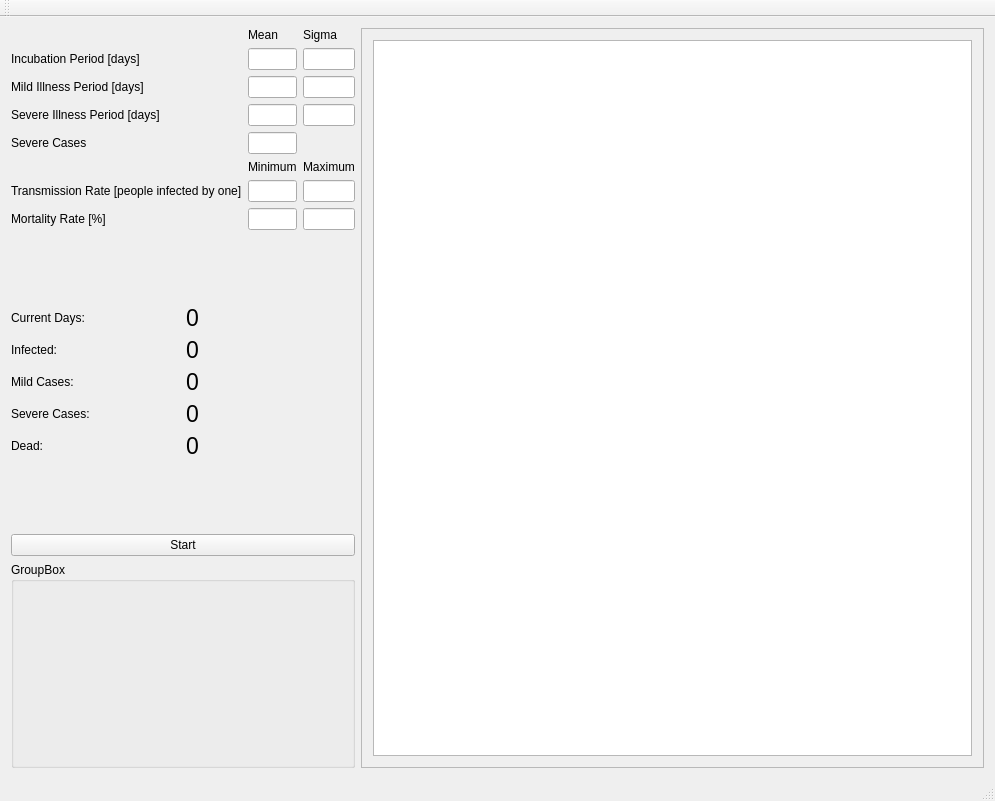
The window that mainwindow.ui (Rufledore/Game_Of_Life) describes before a commit, drawn with Qt 5.
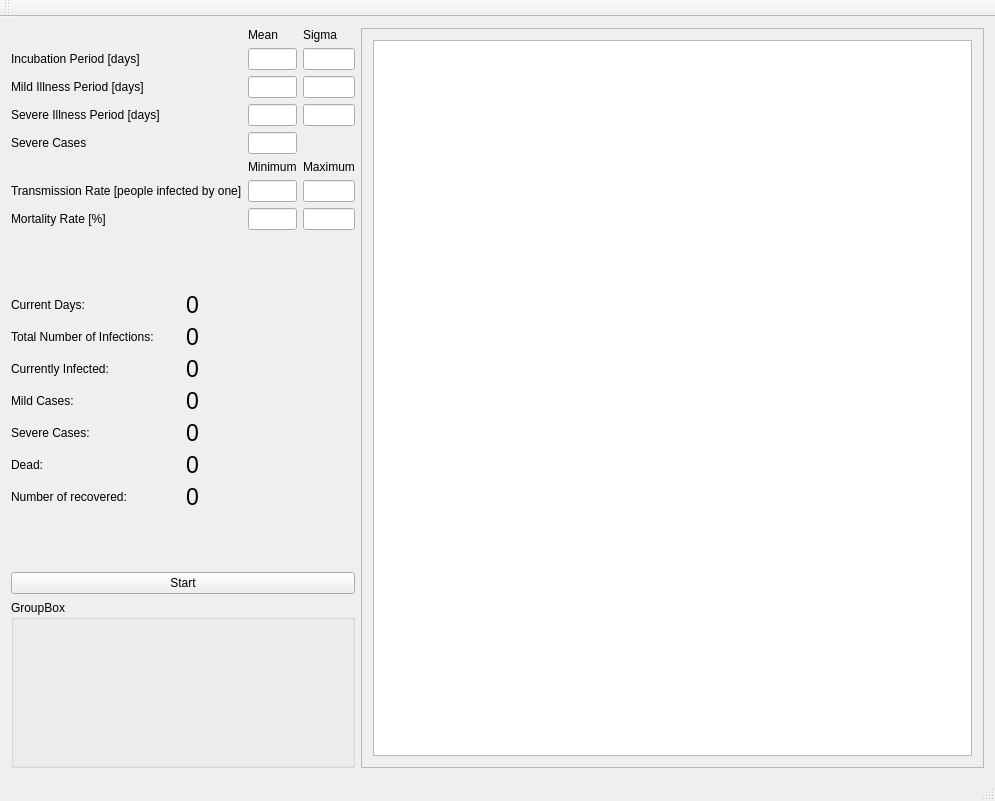
The same window after the commit. Custom widgets are drawn as their Qt base class.

Commit message: Added more output parameters. Created Hash Map with recovered people for optimization of the loop that updates the infected population.

What changed in the file:
```diff
--- a/mainwindow.ui
+++ b/mainwindow.ui
@@ -16,7 +16,7 @@
   <widget class="QWidget" name="centralWidget">
    <layout class="QGridLayout" name="gridLayout_4" columnstretch="1,2">
     <item row="0" column="0">
-     <layout class="QVBoxLayout" name="verticalLayout" stretch="0,1,0,0,0,0,0,1,1,3">
+     <layout class="QVBoxLayout" name="verticalLayout" stretch="0,1,0,0,0,0,0,0,0,1,1,3">
       <item>
        <layout class="QGridLayout" name="gridLayout_3" rowstretch="0,0,0,0,0,0,0,0,0,0" columnstretch="0,0,0,0" rowminimumheight="0,0,0,0,0,0,0,0,0,0">
         <item row="3" column="0">
@@ -167,12 +167,35 @@
         </item>
        </layout>
       </item>
+      <item>
+       <layout class="QHBoxLayout" name="horizontalLayout_7">
+        <item>
+         <widget class="QLabel" name="label_15">
+          <property name="text">
+           <string>Total Number of Infections:</string>
+          </property>
+         </widget>
+        </item>
+        <item>
+         <widget class="QLabel" name="label_indicator_numberOfTotalInfections">
+          <property name="font">
+           <font>
+            <pointsize>17</pointsize>
+           </font>
+          </property>
+          <property name="text">
+           <string>0</string>
+          </property>
+         </widget>
+        </item>
+       </layout>
+      </item>
       <item>
        <layout class="QHBoxLayout" name="horizontalLayout">
         <item>
          <widget class="QLabel" name="label">
           <property name="text">
-           <string>Infected:</string>
+           <string>Currently Infected:</string>
           </property>
          </widget>
         </item>
@@ -259,6 +282,29 @@
         </item>
        </layout>
       </item>
+      <item>
+       <layout class="QHBoxLayout" name="horizontalLayout_6">
+        <item>
+         <widget class="QLabel" name="label_14">
+          <property name="text">
+           <string>Number of recovered:</string>
+          </property>
+         </widget>
+        </item>
+        <item>
+         <widget class="QLabel" name="label_indicator_numberOfRecovered">
+          <property name="font">
+           <font>
+            <pointsize>17</pointsize>
+           </font>
+          </property>
+          <property name="text">
+           <string>0</string>
+          </property>
+         </widget>
+        </item>
+       </layout>
+      </item>
       <item>
        <spacer name="verticalSpacer_2">
         <property name="orientation">
```
The commit also changes 9 other files.
